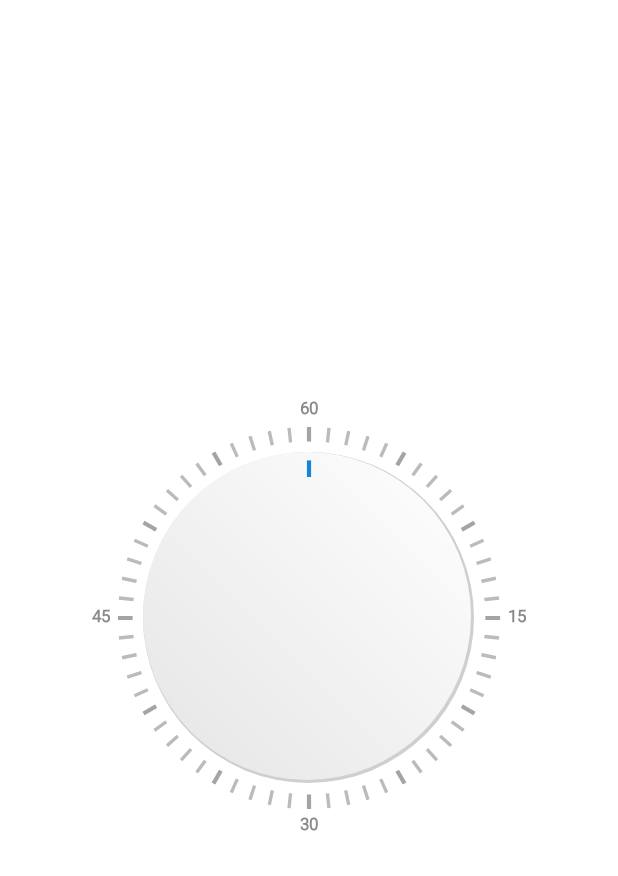
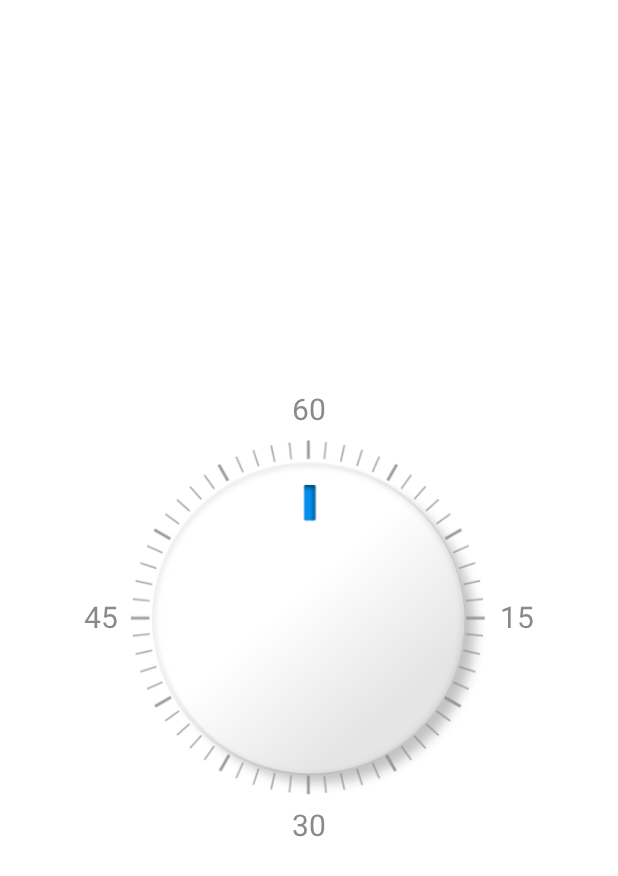
Before and after one commit to dcf82/AnimatedPieChart, an Android app: the layout dial_view.xml on its own in the app's theme, with its tools: preview values and no code run, on a phone screen of 412 x 824 dp. Shown: the top 876 px of the screen. Run offline under Robolectric (Android 15) with nearby library versions, the phone set to English and light mode, and no system bars.

Commit message:
Some minor improvements to the Dialer View, by adding some images to make more simple all calculations needed.

```diff
--- a/app/src/main/java/com/mobile/piechart/views/DialView.java
+++ b/app/src/main/java/com/mobile/piechart/views/DialView.java
@@ -4,14 +4,18 @@ import android.Manifest;
 import android.content.Context;
 import android.content.pm.PackageManager;
 import android.graphics.Bitmap;
+import android.graphics.BitmapFactory;
 import android.graphics.Canvas;
 import android.graphics.Color;
+import android.graphics.Matrix;
 import android.graphics.Paint;
 import android.graphics.RectF;
-import android.graphics.drawable.LayerDrawable;
+import android.graphics.drawable.BitmapDrawable;
+import android.graphics.drawable.Drawable;
 import android.os.Vibrator;
 import android.support.v4.content.ContextCompat;
 import android.util.AttributeSet;
+import android.util.TypedValue;
 import android.view.MotionEvent;
 import android.view.View;
 
@@ -28,31 +32,24 @@ import com.mobile.piechart.R;
  */
 public class DialView extends View {
     private static final int MINUTES_PER_HOUR = 60;
+    private static final int DEFAULT_TEXT_SIZE = 20;
     private static final int MIN_ANGLE_REQUIRED = -90;
     private static final int MAX_ANGLE_REQUIRED = 8550;
     private static final int DEFAULT_ALPHA_VALUE = 255;
-    private static final int DEFAULT_COLOR = Color.BLACK;
     private static final int INVALID_PROGRESS_VALUE = -1;
     private static final int MINUTE_VALUE_TO_DEGREES_STEP_SIZE = 6;
-    private static float BASE_STROKE_WIDTH_PERCENTAGE = 0.01f;
+    private static final float BASE_STROKE_WIDTH_PERCENTAGE = 0.01f;
 
     private Paint mPaint;
 
     private float mTextSize;
     private float mBaseSize;
-    private float mStrokeWidth;
-
-    private int mLineColorStrong = DEFAULT_COLOR;
-    private int mLineColorLight = DEFAULT_COLOR;
-    private int mLineColorBlue = DEFAULT_COLOR;
 
     private float centerX;
     private float centerY;
 
     private float mMinutesRadio;
-    private float mCircle1Radio;
-    private float mCircle2Radio;
-    private float mCircle3Radio;
+    private float mRadioKnob;
 
     private final int[] minutes = {30, 45, 60, 15};
 
@@ -61,20 +58,22 @@ public class DialView extends View {
     private long mVibrator1;
     private long mVibrator2;
 
-    private boolean mVibratorPermissionEnabled;
-
     private float mTouchIgnoreRadius;
     private double mTouchAngle;
 
-    private RectF mRectBase;
-
+    private int mTextColor;
     private int mAngle1;
     private int mAngle2;
     private int mAngle;
     private int mDiff;
 
+    private Drawable mLinesImage;
+    private Drawable mOvalImage;
+    private Drawable mKnobImage;
+
+    private Vibrator mVibrator;
+    private boolean mVibratorPermissionEnabled;
     private OnDialViewChangeListener mOnDialViewChangeListener;
-    private Vibrator mVibrator;
 
     public interface OnDialViewChangeListener {
 
@@ -86,7 +85,7 @@ public class DialView extends View {
          * @param progress
          *            The current progress time. This will be reported in seconds
          */
-        void onProgressChanged(DialView dialView, long progress);
+        void onProgressChanged(DialView dialView, long progress, boolean changed);
 
     }
 
@@ -106,17 +105,16 @@ public class DialView extends View {
     }
 
     private void init(AttributeSet attrs, int defStyle) {
+        mTextSize = (int) TypedValue.applyDimension(TypedValue.COMPLEX_UNIT_SP, DEFAULT_TEXT_SIZE,
+                getResources().getDisplayMetrics());
+        mTextColor = Color.argb(DEFAULT_ALPHA_VALUE, 138, 138, 138);
 
         mPaint = new Paint();
         mPaint.setAntiAlias(true);
         mPaint.setStyle(Paint.Style.FILL_AND_STROKE);
         mPaint.setTextAlign(Paint.Align.CENTER);
-
-        mRectBase = new RectF();
-
-        mLineColorStrong = Color.argb(DEFAULT_ALPHA_VALUE, 164, 164, 164);
-        mLineColorLight = Color.argb(DEFAULT_ALPHA_VALUE, 187, 187, 187);
-        mLineColorBlue = Color.argb(DEFAULT_ALPHA_VALUE, 21, 133, 216);
+        mPaint.setTextSize(mTextSize);
+        mPaint.setColor(mTextColor);
 
         int permissionCheck = ContextCompat.checkSelfPermission(getContext(),
                 Manifest.permission.VIBRATE);
@@ -125,70 +123,42 @@ public class DialView extends View {
             mVibrator = (Vibrator) getContext().getSystemService(Context.VIBRATOR_SERVICE);
         }
     }
-    private Bitmap mDialBitmap;
 
     @Override
     protected void onDraw(Canvas canvas) {
         super.onDraw(canvas);
 
-        Point point1;
-        Point point2;
+        Point point;
         int index = 0;
 
-        // Draw Texts & Lines for Minutes
+        // Draw Texts for Minutes
         for (int i = 1; i <= MINUTES_PER_HOUR; i++) {
-
-            if (i % 5 == 0) {
-                if (i % 15 == 0) {
-                    // Get coordinates for the quadrants (every 15 minutes)
-                    point1 = buildCoordinateXY(mMinutesRadio, centerX, centerY,
-                            MINUTE_VALUE_TO_DEGREES_STEP_SIZE * i);
-
-                    // Draw quadrant time (every 15 minutes)
-                    mPaint.setStrokeWidth(0.1f * mStrokeWidth);
-                    mPaint.setTextSize(mTextSize);
-                    mPaint.setColor(Color.argb(DEFAULT_ALPHA_VALUE, 138, 138, 138));
-                    canvas.drawText(Integer.toString(minutes[index++]), point1.x, point1.y +
-                            mStrokeWidth, mPaint);
-                }
-
-                // Get coordinates for every 5 minutes
-                point1 = buildCoordinateXY(mCircle1Radio, centerX, centerY,
+            if (i % 15 == 0) {
+                // Get coordinates for the quadrants (every 15 minutes)
+                point = buildCoordinateXY(mMinutesRadio, centerX, centerY,
                         MINUTE_VALUE_TO_DEGREES_STEP_SIZE * i);
-
-                // Draw bold line for every 5 minutes
-                mPaint.setStrokeWidth(mStrokeWidth);
-                mPaint.setColor(mLineColorStrong);
-            } else {
-                // Get coordinates for every 1 minute
-                point1 = buildCoordinateXY(mCircle1Radio, centerX, centerY,
-                        MINUTE_VALUE_TO_DEGREES_STEP_SIZE * i);
-
-                // Draw normal line for every 1 minute
-                mPaint.setStrokeWidth(0.8f * mStrokeWidth);
-                mPaint.setColor(mLineColorLight);
+                // Draw quadrant time (every 15 minutes)
+                canvas.drawText(Integer.toString(minutes[index++]), point.x, point.y +
+                        mTextSize / 3, mPaint);
             }
-
-            // Draw the line
-            canvas.drawLine(centerX, centerY, point1.x, point1.y, mPaint);
         }
 
-        // Draw Circle 2
-        mPaint.setStrokeWidth(mStrokeWidth);
-        mPaint.setColor(Color.WHITE);
-        canvas.drawCircle(centerX, centerY, mCircle2Radio, mPaint);
+        // Draw Lines Image
+        mLinesImage.draw(canvas);
 
-        // Draw Dialer
-        canvas.drawBitmap(mDialBitmap, mRectBase.left, mRectBase.top, null);
+        // Draw Oval Image
+        mOvalImage.draw(canvas);
 
-        // Draw Minutes Indicator
-        mPaint.setColor(mLineColorBlue);
-        point1 = buildCoordinateXY(0.85f * mCircle3Radio, centerX, centerY, (mCurrentAngle /
-                MINUTE_VALUE_TO_DEGREES_STEP_SIZE) * MINUTE_VALUE_TO_DEGREES_STEP_SIZE);
-        point2 = buildCoordinateXY(0.95f * mCircle3Radio, centerX, centerY, (mCurrentAngle /
-                MINUTE_VALUE_TO_DEGREES_STEP_SIZE) * MINUTE_VALUE_TO_DEGREES_STEP_SIZE);
-        canvas.drawLine(point1.x, point1.y, point2.x, point2.y, mPaint);
+        // Draw Minutes Indicator Image
+        canvas.save();
+        canvas.rotate(normalizeCurrentAngle(), centerX, centerY);
+        mKnobImage.draw(canvas);
+        canvas.restore();
+    }
 
+    protected long normalizeCurrentAngle() {
+        return (mCurrentAngle / MINUTE_VALUE_TO_DEGREES_STEP_SIZE) *
+                MINUTE_VALUE_TO_DEGREES_STEP_SIZE;
     }
 
     // Measure the custom view to the specified size
@@ -272,8 +242,9 @@ public class DialView extends View {
             mBottom = contentHeight - padding / 2f;
         }
 
-        // Measure & Position Minutes Rectangle
-        RectF rectMinutes= new RectF();
+        // Measure & Position Minutes Text Area
+        RectF rect = new RectF();
+        RectF rectMinutes = new RectF();
         rectMinutes.left = mLeft + paddingLeft;
         rectMinutes.top = mTop + paddingTop;
         rectMinutes.right = mRight + paddingRight;
@@ -281,45 +252,78 @@ public class DialView extends View {
 
         mMinutesRadio = Math.min(rectMinutes.width() / 2f, rectMinutes.height() / 2f);
 
-        // Measure & Position Circle 1
-        mRectBase.left = rectMinutes.left + 4f * padding;
-        mRectBase.top = rectMinutes.top + 4f * padding;
-        mRectBase.right = rectMinutes.right - 4f * padding;
-        mRectBase.bottom = rectMinutes.bottom - 4f * padding;
+        // Measure & Position Lines Image
+        rectMinutes.left += mTextSize;
+        rectMinutes.top += mTextSize;
+        rectMinutes.right -= mTextSize;
+        rectMinutes.bottom -= mTextSize;
 
-        mCircle1Radio = Math.min(mRectBase.width() / 2f, mRectBase.height() / 2f);
+        // Getting Lines Image
+        mLinesImage = getImageResized(R.drawable.lines, rectMinutes.width(), rectMinutes.height());
+        mLinesImage.setBounds((int)rectMinutes.left, (int) rectMinutes.top,
+                (int) rectMinutes.right, (int) rectMinutes.bottom);
 
-        // Measure & Position Circle 2
-        mRectBase.left = rectMinutes.left + 8 * padding;
-        mRectBase.top = rectMinutes.top + 8 * padding;
-        mRectBase.right = rectMinutes.right - 8 * padding;
-        mRectBase.bottom = rectMinutes.bottom - 8 * padding;
+        // Measure & Position Oval Image
+        rect.left = rectMinutes.left + 6f * padding;
+        rect.top = rectMinutes.top + 6f * padding;
+        rect.right = rectMinutes.right - 0f * padding;
+        rect.bottom = rectMinutes.bottom - 0f * padding;
 
-        mCircle2Radio = Math.min(mRectBase.width() / 2f, mRectBase.height() / 2f);
+        // Getting Oval Image
+        mOvalImage = getImageResized(R.drawable.oval, rect.width(), rect.height());
+        mOvalImage.setBounds((int) rect.left, (int) rect.top,
+                (int) rect.right, (int) rect.bottom);
 
-        mRectBase.left = rectMinutes.left + 10 * padding;
-        mRectBase.top = rectMinutes.top + 10 * padding;
-        mRectBase.right = rectMinutes.right - 10 * padding;
-        mRectBase.bottom = rectMinutes.bottom - 10 * padding;
+        // Measure & Position Knob Image
+        rect.left = rectMinutes.left + 5f * padding;
+        rect.top = rectMinutes.top + 5f * padding;
+        rect.right = rectMinutes.right - 5f * padding;
+        rect.bottom = rectMinutes.bottom - 5f * padding;
 
-        mCircle3Radio = Math.min(mRectBase.width() / 2f, mRectBase.height() / 2f);
+        mRadioKnob = Math.min(rect.width() / 2f, rect.height() / 2f);
 
-        LayerDrawable layerDrawable = (LayerDrawable) getResources().getDrawable(R.drawable.dial_background);
-        mDialBitmap = Bitmap.createBitmap(getWidth(), getHeight(), Bitmap.Config.ARGB_8888);
-        if (layerDrawable != null) {
-            layerDrawable.setBounds(0, 0, (int) mRectBase.width(), (int) mRectBase.height());
-            layerDrawable.draw(new Canvas(mDialBitmap));
-        }
-
+        // Getting Knob Image
+        mKnobImage = getImageResized(R.drawable.knob, rect.width(), rect.height());
+        mKnobImage.setBounds((int) rect.left, (int) rect.top,
+                (int) rect.right, (int) rect.bottom);
 
         // Calculate the center of the view
         centerX = getWidth() / 2f;
         centerY = getHeight() / 2f;
 
         setTouchInSide();
+    }
 
-        mStrokeWidth = padding;
-        mTextSize = 4 * padding;
+    /**
+     * simply re-sizes a given drawable resource to the given width and height */
+    private Drawable getImageResized(int resId, float newWidth, float newHeight) {
+
+        // Load the original Bitmap
+        Bitmap BitmapOrg = BitmapFactory.decodeResource(getResources(), resId);
+
+        int width = BitmapOrg.getWidth();
+        int height = BitmapOrg.getHeight();
+
+        // calculate the scale
+        float scaleWidth = newWidth / width;
+        float scaleHeight = newHeight / height;
+
+        // create a matrix for the manipulation
+        Matrix matrix = new Matrix();
+
+        // resize the Bitmap
+        matrix.postScale(scaleWidth, scaleHeight);
+
+        // if you want to rotate the Bitmap
+        // matrix.postRotate(45);
+
+        // recreate the new Bitmap
+        Bitmap resizedBitmap = Bitmap.createBitmap(BitmapOrg, 0, 0, width, height, matrix, true);
+
+        // make a Drawable from Bitmap to allow to set the Bitmap
+        // to the ImageView, ImageButton or what ever
+        return new BitmapDrawable(resizedBitmap);
+
     }
 
     @Override
@@ -339,6 +343,7 @@ public class DialView extends View {
 
             case MotionEvent.ACTION_MOVE: {
                 mAngle = updateOnTouch(event);
+                boolean changed = false;
                 if (mAngle != INVALID_PROGRESS_VALUE) {
                     mAngle2 = mAngle;
 
@@ -355,14 +360,22 @@ public class DialView extends View {
                     mCurrentAngle += mDiff;
                     if (mCurrentAngle < MIN_ANGLE_REQUIRED) {
                         mCurrentAngle = MIN_ANGLE_REQUIRED;
-                    }else if(mCurrentAngle > MAX_ANGLE_REQUIRED){
+                    } else if(mCurrentAngle > MAX_ANGLE_REQUIRED) {
                         mCurrentAngle = MAX_ANGLE_REQUIRED;
-                    } else if (mVibrator != null && mVibrator.hasVibrator()) {
-                        mVibrator2 = mCurrentAngle / MINUTE_VALUE_TO_DEGREES_STEP_SIZE;
-                        if (mVibrator1 != mVibrator2) {
+                    }
+
+                    mVibrator2 = mCurrentAngle / MINUTE_VALUE_TO_DEGREES_STEP_SIZE;
+                    if (mVibrator1 != mVibrator2) {
+                        // The angle changed
+                        changed = true;
+
+                        // Play the device vibrator
+                        if (mVibrator != null && mVibrator.hasVibrator()) {
                             mVibrator.vibrate(50);
-                            mVibrator1 = mVibrator2;
                         }
+
+                        // Store last state
+                        mVibrator1 = mVibrator2;
                     }
 
                     // Calculate current time in seconds
@@ -371,9 +384,11 @@ public class DialView extends View {
                     // Update UI
                     invalidate();
 
-                    // Update time to the Client App
+                    // Update time to the client
+                    // Note: This call MUST be fast to avoid affecting the performance of the
+                    // entire component
                     if (mOnDialViewChangeListener != null) {
-                        mOnDialViewChangeListener.onProgressChanged(this, mCurrentTime);
+                        mOnDialViewChangeListener.onProgressChanged(this, mCurrentTime, changed);
                     }
                 }
             }
@@ -384,6 +399,7 @@ public class DialView extends View {
             {
                 setPressed(false);
                 getParent().requestDisallowInterceptTouchEvent(false);
+                // Turn off vibrator
                 if (mVibrator != null && mVibrator.hasVibrator()) {
                     mVibrator.cancel();
                 }
@@ -433,7 +449,7 @@ public class DialView extends View {
     }
 
     public void setTouchInSide() {
-        mTouchIgnoreRadius = mCircle3Radio / 4;
+        mTouchIgnoreRadius = mRadioKnob / 4;
     }
 
     private double getTouchDegrees(float xPos, float yPos) {
@@ -448,34 +464,31 @@ public class DialView extends View {
         return angle;
     }
 
+    public static class Point {
+        float x;
+        float y;
+    }
+
     public long getCurrentTime() {
         return mCurrentTime;
-    }
-
-    public void setCurrentTime(long currentTime) {
-        this.mCurrentTime = currentTime;
-        this.mCurrentAngle = calculateCurrentAngle(currentTime);
-        this.invalidate();
     }
 
     public long getCurrentAngle() {
         return mCurrentAngle;
     }
 
-    private long calculateCurrentTime() {
-        return 10 * (mCurrentAngle + 90);
+    public void setCurrentTime(long currentTime) {
+        mCurrentTime = currentTime;
+        mCurrentAngle = normalizeCurrentAngle(currentTime);
+        invalidate();
     }
 
-    private long calculateCurrentAngle(long currentTime) {
-        return currentTime / 10 - 90;
+    private long calculateCurrentTime() {
+        return 10 * (normalizeCurrentAngle() + 90);
     }
 
-    public OnDialViewChangeListener getOnDialViewChangeListener(OnDialViewChangeListener onDialViewChangeListener) {
-        return mOnDialViewChangeListener;
-    }
-
-    public void setOnDialViewChangeListener(OnDialViewChangeListener dialViewChangeListener) {
-        this.mOnDialViewChangeListener = dialViewChangeListener;
+    private long normalizeCurrentAngle(long currentTime) {
+        return currentTime / 10 - 90;
     }
 
     private Point buildCoordinateXY(float radio, float centerX, float centerY, float
@@ -486,9 +499,7 @@ public class DialView extends View {
         return point;
     }
 
-    public static class Point {
-        float x;
-        float y;
+    public void setOnDialViewChangeListener(OnDialViewChangeListener dialViewChangeListener) {
+        mOnDialViewChangeListener = dialViewChangeListener;
     }
-
 }
--- a/app/src/main/res/drawable/dial_background.xml
+++ /dev/null
@@ -1,24 +0,0 @@
-<layer-list
-    xmlns:android="http://schemas.android.com/apk/res/android">
-
-    <!-- SHADOW LAYER -->
-    <item android:left="0dp" android:top="0dp">
-        <shape
-            android:shape="oval">
-            <solid android:color="#30000000" />
-            <corners android:radius="10dip"/>
-        </shape>
-    </item>
-
-    <!-- CONTENT LAYER -->
-    <item android:bottom="2dp" android:right="2dp">
-        <shape
-            android:shape="oval">
-            <gradient
-                android:startColor="#E5E5E5"
-                android:endColor="#FFFFFF"
-                android:angle="45"/>
-        </shape>
-    </item>
-
-</layer-list>
--- a/app/src/main/res/layout/activity_main.xml
+++ b/app/src/main/res/layout/activity_main.xml
@@ -22,6 +22,6 @@
 
     </android.support.design.widget.AppBarLayout>
 
-    <include layout="@layout/dial_view"/>
+    <include layout="@layout/pie_chart"/>
 
 </android.support.design.widget.CoordinatorLayout>
```
Also changed, not shown: app/src/main/res/drawable-hdpi/knob.png (added), app/src/main/res/drawable-hdpi/lines.png (added), app/src/main/res/drawable-hdpi/oval.png (added), app/src/main/res/drawable-mdpi/knob.png (added), app/src/main/res/drawable-mdpi/lines.png (added), app/src/main/res/drawable-mdpi/oval.png (added), app/src/main/res/drawable-xhdpi/knob.png (added), app/src/main/res/drawable-xhdpi/lines.png (added), app/src/main/res/drawable-xhdpi/oval.png (added), app/src/main/res/drawable-xxhdpi/knob.png (added), app/src/main/res/drawable-xxhdpi/lines.png (added), app/src/main/res/drawable-xxhdpi/oval.png (added), app/src/main/res/drawable-xxxhdpi/knob.png (added), app/src/main/res/drawable-xxxhdpi/lines.png (added), 1 more files, 2 other files.
